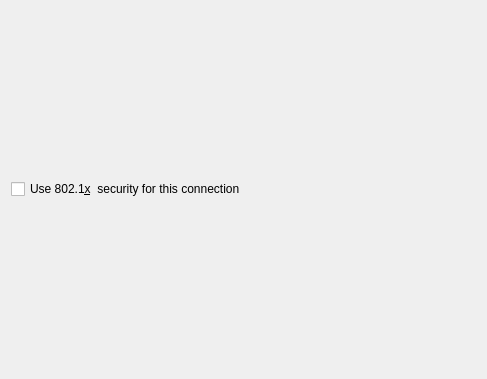
The window that editor/ui/wiredsecurity.ui (KDE/plasma-nm) describes before a commit, drawn with Qt 5.
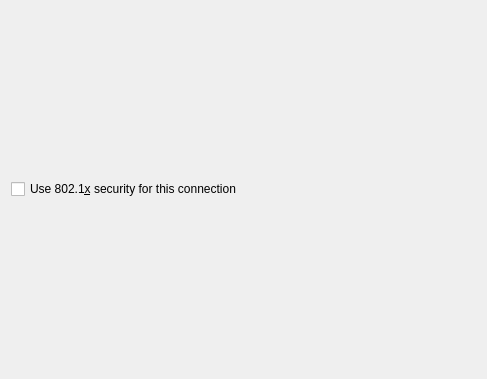
The same window after the commit.

Diff of the .ui file:
```diff
--- a/editor/ui/wiredsecurity.ui
+++ b/editor/ui/wiredsecurity.ui
@@ -14,7 +14,7 @@
    <item>
     <widget class="QCheckBox" name="use8021X">
      <property name="text">
-      <string>Use 802.1&amp;x  security for this connection</string>
+      <string>Use 802.1&amp;x security for this connection</string>
      </property>
     </widget>
    </item>
```
